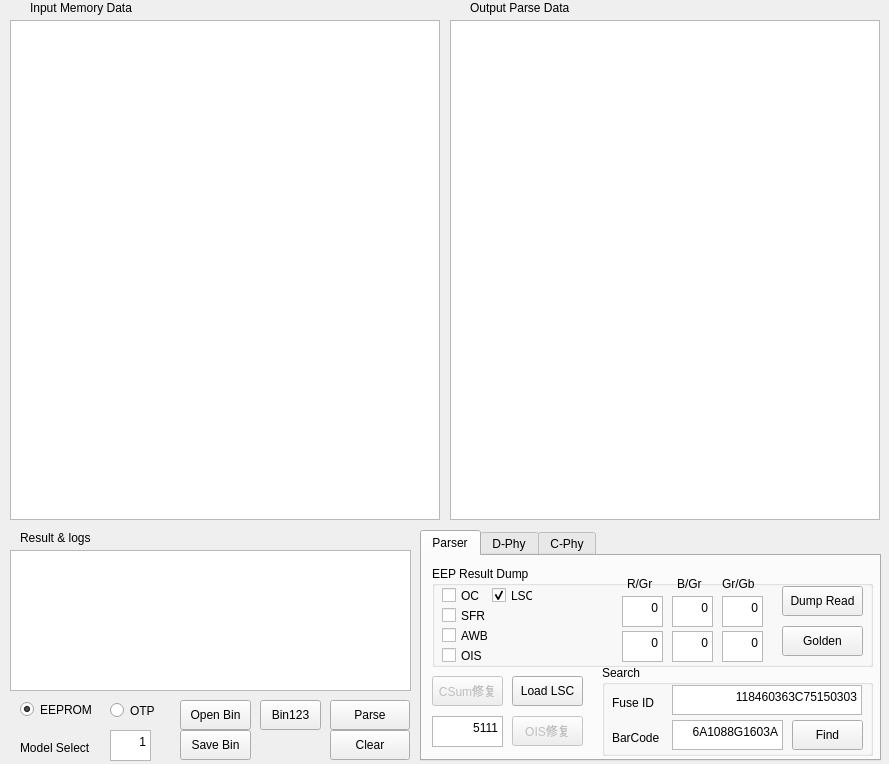
Qt form Widget6.ui (ybb0001/Widget6) before a commit.
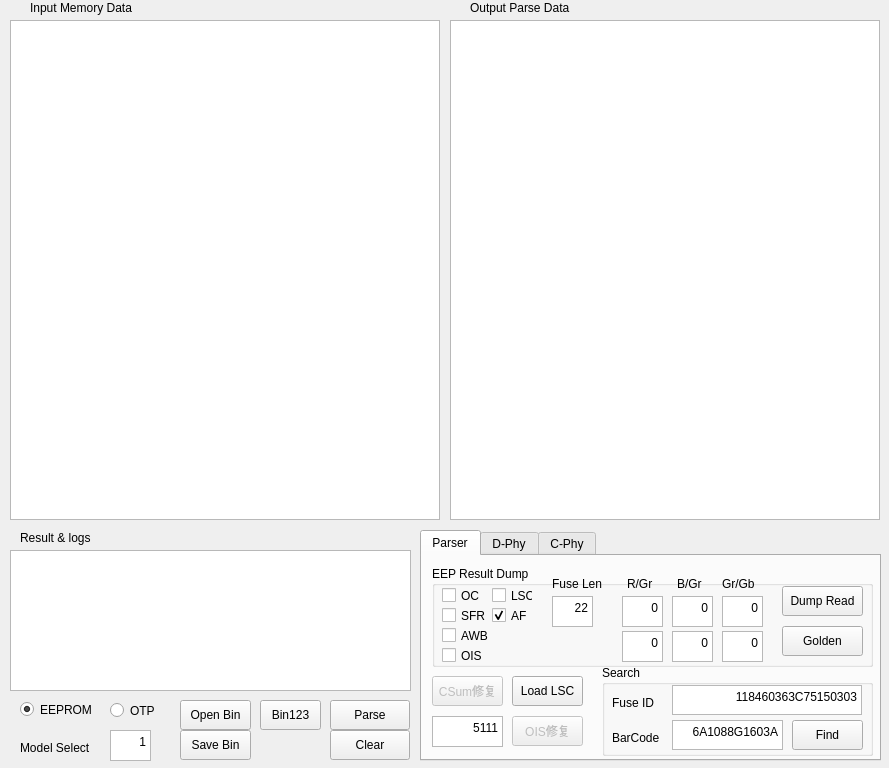
The same form after that commit.

Patch:
```diff
--- a/Widget6.ui
+++ b/Widget6.ui
@@ -7,7 +7,7 @@
     <x>0</x>
     <y>0</y>
     <width>889</width>
-    <height>764</height>
+    <height>768</height>
    </rect>
   </property>
   <property name="windowTitle">
@@ -277,9 +277,61 @@
        <string>LSC</string>
       </property>
       <property name="checked">
+       <bool>false</bool>
+      </property>
+     </widget>
+     <widget class="QCheckBox" name="checkBox_AF">
+      <property name="geometry">
+       <rect>
+        <x>60</x>
+        <y>40</y>
+        <width>41</width>
+        <height>19</height>
+       </rect>
+      </property>
+      <property name="text">
+       <string>AF</string>
+      </property>
+      <property name="checked">
        <bool>true</bool>
       </property>
      </widget>
+     <widget class="QTextEdit" name="Fuse_ID_Length">
+      <property name="geometry">
+       <rect>
+        <x>120</x>
+        <y>30</y>
+        <width>41</width>
+        <height>31</height>
+       </rect>
+      </property>
+      <property name="verticalScrollBarPolicy">
+       <enum>Qt::ScrollBarAlwaysOff</enum>
+      </property>
+      <property name="horizontalScrollBarPolicy">
+       <enum>Qt::ScrollBarAlwaysOff</enum>
+      </property>
+      <property name="html">
+       <string>&lt;!DOCTYPE HTML PUBLIC &quot;-//W3C//DTD HTML 4.0//EN&quot; &quot;http://www.w3.org/TR/REC-html40/strict.dtd&quot;&gt;
+&lt;html&gt;&lt;head&gt;&lt;meta name=&quot;qrichtext&quot; content=&quot;1&quot; /&gt;&lt;style type=&quot;text/css&quot;&gt;
+p, li { white-space: pre-wrap; }
+&lt;/style&gt;&lt;/head&gt;&lt;body style=&quot; font-family:'SimSun'; font-size:9pt; font-weight:400; font-style:normal;&quot;&gt;
+&lt;p align=&quot;right&quot; style=&quot; margin-top:0px; margin-bottom:0px; margin-left:0px; margin-right:0px; -qt-block-indent:0; text-indent:0px;&quot;&gt;22&lt;/p&gt;&lt;/body&gt;&lt;/html&gt;</string>
+      </property>
+     </widget>
+     <widget class="QLabel" name="label_14">
+      <property name="geometry">
+       <rect>
+        <x>120</x>
+        <y>10</y>
+        <width>51</width>
+        <height>16</height>
+       </rect>
+      </property>
+      <property name="text">
+       <string>&lt;html&gt;&lt;head/&gt;&lt;body&gt;&lt;p&gt;Fuse Len&lt;/p&gt;&lt;/body&gt;&lt;/html&gt;</string>
+      </property>
+     </widget>
     </widget>
     <widget class="QPushButton" name="pushButton_checkSum">
      <property name="enabled">
```
